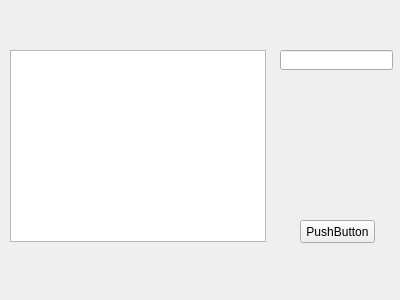
Old version of the form flyPanel/flypanel.ui in the repository seongukH/qtWidget.
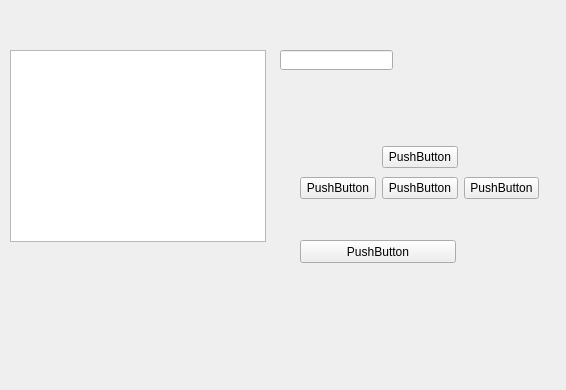
New version of the form.

```diff
--- a/flyPanel/flypanel.ui
+++ b/flyPanel/flypanel.ui
@@ -6,8 +6,8 @@
    <rect>
     <x>0</x>
     <y>0</y>
-    <width>400</width>
-    <height>300</height>
+    <width>566</width>
+    <height>390</height>
    </rect>
   </property>
   <property name="windowTitle">
@@ -23,19 +23,6 @@
     </rect>
    </property>
   </widget>
-  <widget class="QPushButton" name="pushButton">
-   <property name="geometry">
-    <rect>
-     <x>300</x>
-     <y>220</y>
-     <width>75</width>
-     <height>23</height>
-    </rect>
-   </property>
-   <property name="text">
-    <string>PushButton</string>
-   </property>
-  </widget>
   <widget class="QLineEdit" name="lineEdit">
    <property name="geometry">
     <rect>
@@ -46,6 +33,64 @@
     </rect>
    </property>
   </widget>
+  <widget class="QPushButton" name="pushButton_4">
+   <property name="geometry">
+    <rect>
+     <x>300</x>
+     <y>240</y>
+     <width>156</width>
+     <height>23</height>
+    </rect>
+   </property>
+   <property name="text">
+    <string>PushButton</string>
+   </property>
+  </widget>
+  <widget class="QWidget" name="layoutWidget">
+   <property name="geometry">
+    <rect>
+     <x>300</x>
+     <y>143</y>
+     <width>239</width>
+     <height>61</height>
+    </rect>
+   </property>
+   <layout class="QGridLayout" name="gridLayout">
+    <item row="0" column="1">
+     <widget class="QPushButton" name="pushButton_2">
+      <property name="text">
+       <string>PushButton</string>
+      </property>
+     </widget>
+    </item>
+    <item row="1" column="0">
+     <widget class="QPushButton" name="pushButton_3">
+      <property name="text">
+       <string>PushButton</string>
+      </property>
+     </widget>
+    </item>
+    <item row="1" column="1">
+     <widget class="QPushButton" name="pushButton">
+      <property name="text">
+       <string>PushButton</string>
+      </property>
+     </widget>
+    </item>
+    <item row="1" column="2">
+     <widget class="QPushButton" name="pushButton_5">
+      <property name="text">
+       <string>PushButton</string>
+      </property>
+     </widget>
+    </item>
+   </layout>
+  </widget>
+  <action name="actionclose">
+   <property name="text">
+    <string>close</string>
+   </property>
+  </action>
  </widget>
  <resources/>
  <connections/>
```
